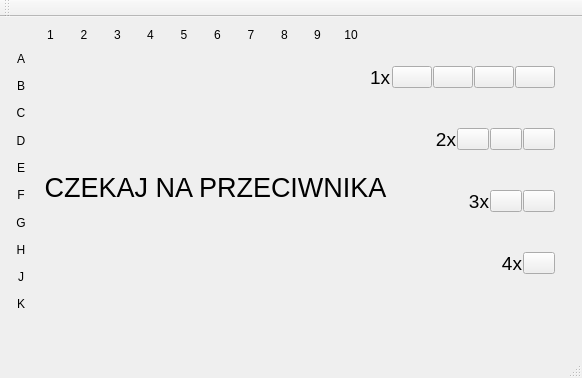
First picture: the form in ShipGame/shipgame.ui, repository michalwojtowicz/UML, before the edit.
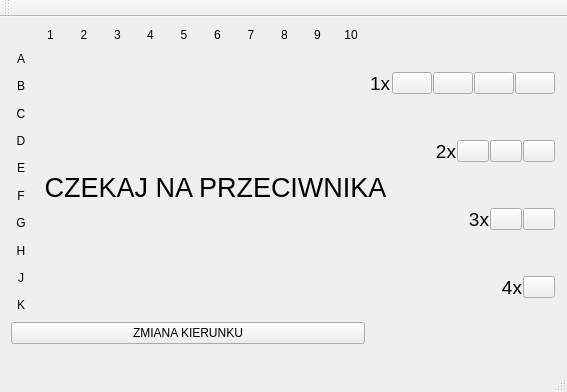
Second picture: the form after the edit.

```diff
--- a/ShipGame/shipgame.ui
+++ b/ShipGame/shipgame.ui
@@ -6,8 +6,8 @@
    <rect>
     <x>0</x>
     <y>0</y>
-    <width>582</width>
-    <height>378</height>
+    <width>567</width>
+    <height>392</height>
    </rect>
   </property>
   <property name="windowTitle">
@@ -41,7 +41,7 @@
       <x>0</x>
       <y>0</y>
       <width>566</width>
-      <height>309</height>
+      <height>338</height>
      </rect>
     </property>
     <layout class="QHBoxLayout" name="horizontalLayout_2" stretch="3,0">
@@ -1414,6 +1414,13 @@
          </item>
         </layout>
        </item>
+       <item row="1" column="0">
+        <widget class="QPushButton" name="pushButton_12">
+         <property name="text">
+          <string>ZMIANA KIERUNKU</string>
+         </property>
+        </widget>
+       </item>
       </layout>
      </item>
      <item>
```
Left out of the diff: 2 changed lines with no effect on the pictures.
